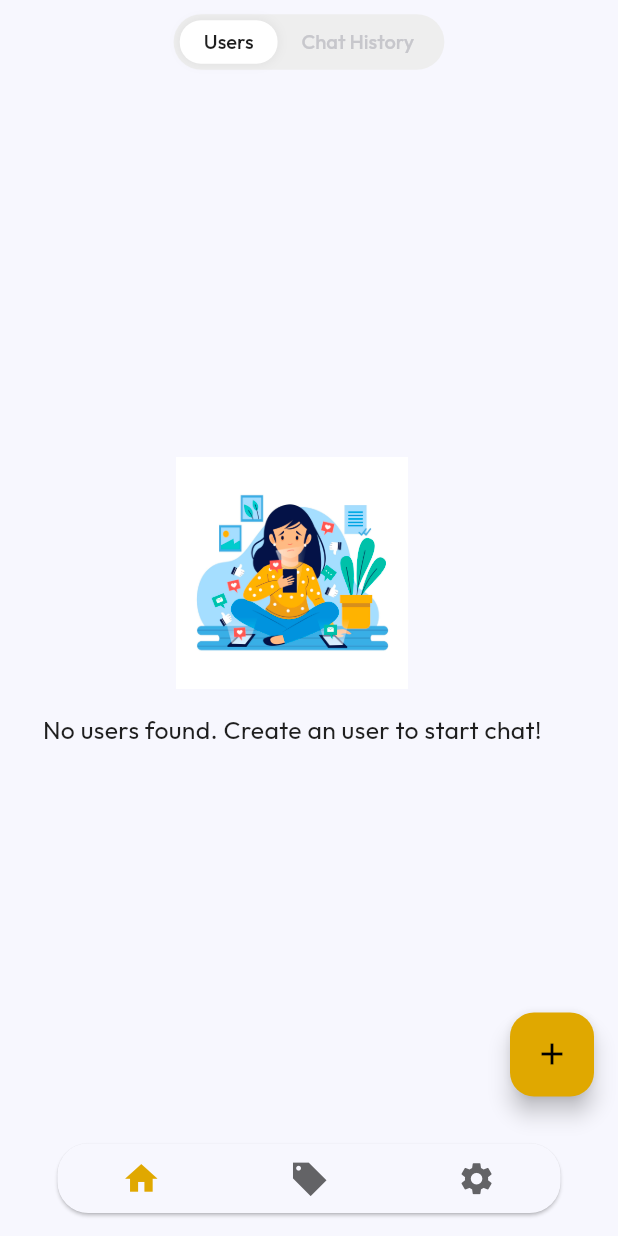
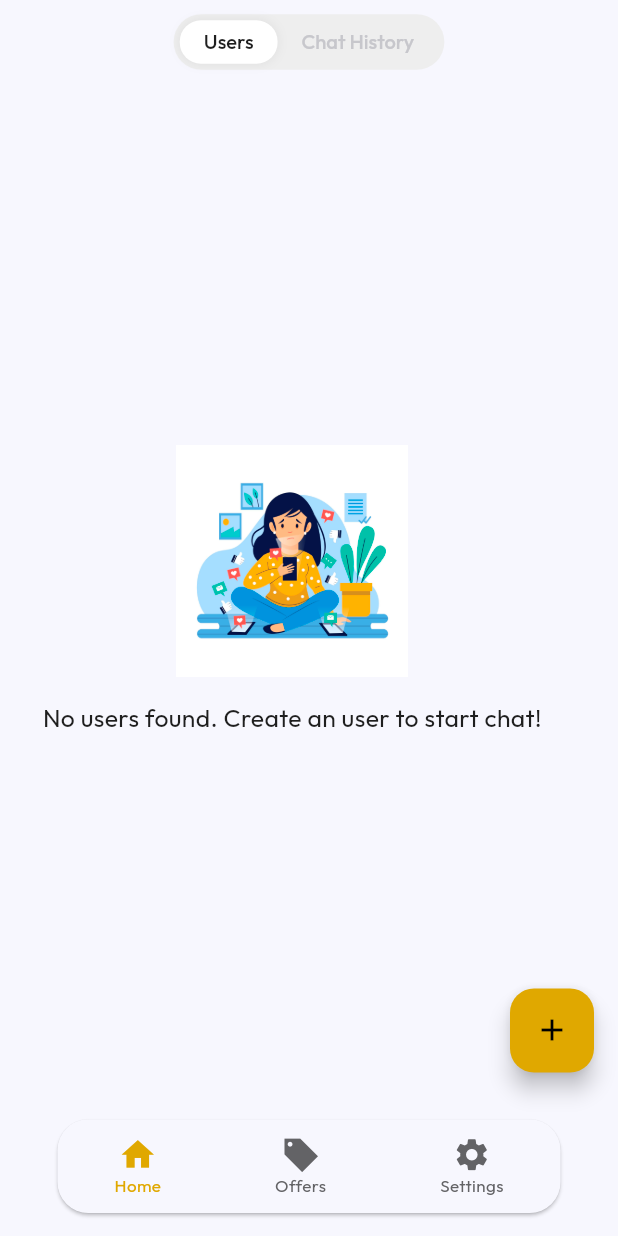
Before and after one commit to HafizaMahida/Chatterly, a Flutter app: the screen it shows after launch, on a phone screen of 412 x 824 dp. Run offline on Flutter 3.47's test engine with Material 3 defaults, Android fonts, the phone set to English and light mode, and no system bars; our stand-ins replace dio, flutter_riverpod, flutter_screenutil, flutter_svg, loading_animation_widget, shared_preferences; accounts and stored records are empty.

Commit message:
Some ui changes

```diff
--- a/lib/data/network/dio/api_client.dart
+++ b/lib/data/network/dio/api_client.dart
@@ -8,7 +8,6 @@ class ApiClient {
   ApiClient()
       : _dio = Dio(
     BaseOptions(
-      baseUrl: ApiEndPoints.baseUrl,
       connectTimeout: const Duration(seconds: 40),
       receiveTimeout: const Duration(seconds: 40),
     ),
--- a/lib/data/network/utils/api_end_points.dart
+++ b/lib/data/network/utils/api_end_points.dart
@@ -2,7 +2,6 @@
 class ApiEndPoints{
 
   /// Base url
-  static const baseUrl = 'https://dummyjson.com';
 
 
   static const int apiStatus_200 = 200; //success
@@ -22,7 +21,7 @@ class ApiEndPoints{
   // Endpoints
 
   /// receive message
-  static const receiveMessage = '/comments?limit=1';
+  static const receiveMessage = 'https://dummyjson.com/comments?limit=1';
 
   /// Search word meaning
   static searchMeaning(String input) =>'https://api.dictionaryapi.dev/api/v2/entries/en/$input';
--- a/lib/view/chat/chat_screen.dart
+++ b/lib/view/chat/chat_screen.dart
@@ -45,7 +45,7 @@ class _ChatScreenState extends ConsumerState<ChatScreen> {
         ),
         child: Column(
           children: [
-            Expanded(child: MessageList()),
+            Expanded(child: MessageList(userInitial: widget.user.initial??'',)),
             MessageInput(userId:widget.user.id??''),
           ],
         ),
@@ -72,10 +72,11 @@ class _ChatAppBar extends StatelessWidget implements PreferredSizeWidget {
             Navigator.of(context).pop();
             ref.read(usersController).loadUsers();
           },
-          child: Icon(Icons.arrow_back_sharp,color: AppColors.black,)
+          child: Padding(padding:EdgeInsets.only(left: 7.w),child: Icon(Icons.arrow_back_sharp,color: AppColors.black,))
       ),
       title: Row(
         children: [
+          SizedBox(width: 5.w),
           CircleAvatar(
             radius: 18,
             backgroundColor: AppColors.brandYellowDark,
--- a/lib/view/home/helper/bottom_nav_bar.dart
+++ b/lib/view/home/helper/bottom_nav_bar.dart
@@ -1,4 +1,6 @@
 import 'package:chat_app/view/utils/theme/app_colors.dart';
+import 'package:chat_app/view/utils/theme/text_styles.dart';
+import 'package:chat_app/view/utils/widgets/common_text.dart';
 import 'package:flutter/material.dart';
 import 'package:flutter_riverpod/flutter_riverpod.dart';
 import 'package:flutter_screenutil/flutter_screenutil.dart';
@@ -32,10 +34,21 @@ class BottomNavBar extends ConsumerWidget {
                           onTap: (){
                             ref.read(homeController).updateSelectedIndex(index);
                           },
-                          child: Icon(
-                            homeWatch.bottomIconsList[index],
-                            size: 25.h,
-                            color: homeWatch.homeSelectedIndex == index?AppColors.brandYellowDark:AppColors.iconGray,
+                          child: Column(
+                            children: [
+                              Icon(
+                                homeWatch.bottomIconsList[index]['icons'],
+                                size: 25.h,
+                                color: homeWatch.homeSelectedIndex == index?AppColors.brandYellowDark:AppColors.iconGray,
+                              ),
+                              CommonText(
+                                title:homeWatch.bottomIconsList[index]['title'] ,
+                                style: TextStyles.regular.copyWith(
+                                  fontSize: 11.sp,
+                                  color: homeWatch.homeSelectedIndex == index?AppColors.brandYellowDark:AppColors.iconGray,
+                                ),
+                              )
+                            ],
                           ),
                         );
                       }),
--- a/lib/view/utils/widgets/common_avatar_widget.dart
+++ b/lib/view/utils/widgets/common_avatar_widget.dart
@@ -5,13 +5,14 @@ import 'package:flutter/material.dart';
 
 class Avatar extends StatelessWidget {
   final String initial;
-  const Avatar({super.key, required this.initial});
+  final Color? color;
+  const Avatar({super.key, required this.initial,this.color});
 
   @override
   Widget build(BuildContext context) {
     return CircleAvatar(
       radius: 20,
-      backgroundColor: AppColors.brandYellow,
+      backgroundColor:color?? AppColors.brandYellow,
       child: CommonText(
         title:  initial,
         style: TextStyles.regular.copyWith(
--- a/lib/view_model/home/home_controller.dart
+++ b/lib/view_model/home/home_controller.dart
@@ -30,10 +30,20 @@ class HomeController extends ChangeNotifier{
     notifyListeners();
   }
 
-  List<IconData> bottomIconsList =[
-    Icons.home,
-    Icons.local_offer_sharp,
-    Icons.settings,
+  List<Map<String,dynamic>> bottomIconsList =[
+    {
+      'icons':Icons.home,
+      'title':'Home',
+    },
+    {
+      'icons':Icons.local_offer_sharp,
+      'title':'Offers',
+    },
+    {
+      'icons':Icons.settings,
+      'title':'Settings',
+    },
+
   ];
 
 
```
Also changed, not shown: lib/view/chat/helper/message_list_widget.dart (+58 -12 lines), lib/view/chat/helper/search_meaning_bottom_sheet.dart (+7 -4 lines), lib/view/users/helper/user_list_tile.dart (+11 -5 lines), lib/view/utils/const/app_constants.dart (+10 -5 lines).
